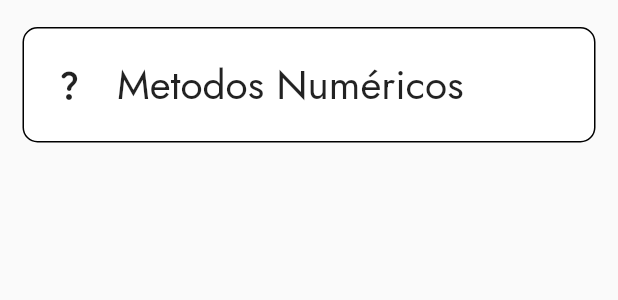
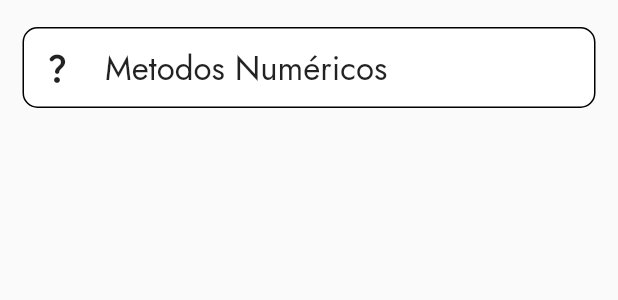
Before and after one commit to bryanhancco/CS_Scheduler, a Flutter app: the CoursesTile widget shown alone on an empty page, opened directly with sample values from the repository, on a phone screen of 412 x 824 dp. Shown: the top 300 px of the screen. Run offline on Flutter 3.47's test engine with Material 2 defaults, Android fonts, the light colour scheme and no system bars; our stand-ins replace google_fonts, sqflite; accounts and stored records are empty.

Commit message:
Arreglando desbordes

```diff
--- a/lib/utilities/courses_tile.dart
+++ b/lib/utilities/courses_tile.dart
@@ -27,7 +27,7 @@ class CoursesTile extends StatelessWidget {
       child: Padding(
         padding: const EdgeInsets.only(top: 18, left: 15, right: 15),
         child: Container(
-          padding: const EdgeInsets.all(18.0),
+          padding: const EdgeInsets.all(10.0),
           decoration: BoxDecoration(
             color: Colors.white,
             border: Border.all(),
@@ -40,10 +40,12 @@ class CoursesTile extends StatelessWidget {
               const SizedBox(
                 width: 20,
               ),
-              Text(
-                curso.CurNom,
-                style: const TextStyle(
-                  fontSize: 27,
+              Expanded(
+                child: Text(
+                  curso.CurNom,
+                  style: const TextStyle(
+                    fontSize: 22,
+                  ),
                 ),
               ),
             ],
--- a/lib/utilities/drawer_courses.dart
+++ b/lib/utilities/drawer_courses.dart
@@ -14,7 +14,7 @@ class _MyDrawerState extends State<MyDrawer> {
       child: Column(
         children: [
           Container(
-            height: 120, // Ajusta la altura del DrawerHeader
+            height: 140, // Ajusta la altura del DrawerHeader
             decoration: const BoxDecoration(
               color: Colors.blue, // Color de fondo personalizado
             ),
```
